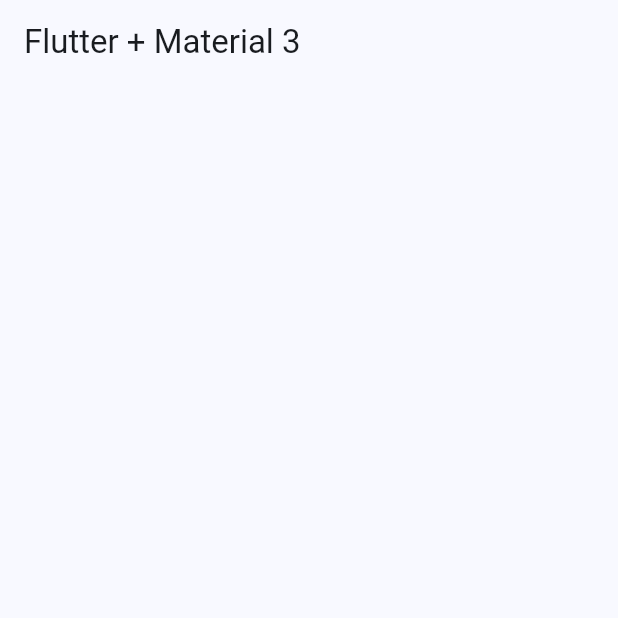
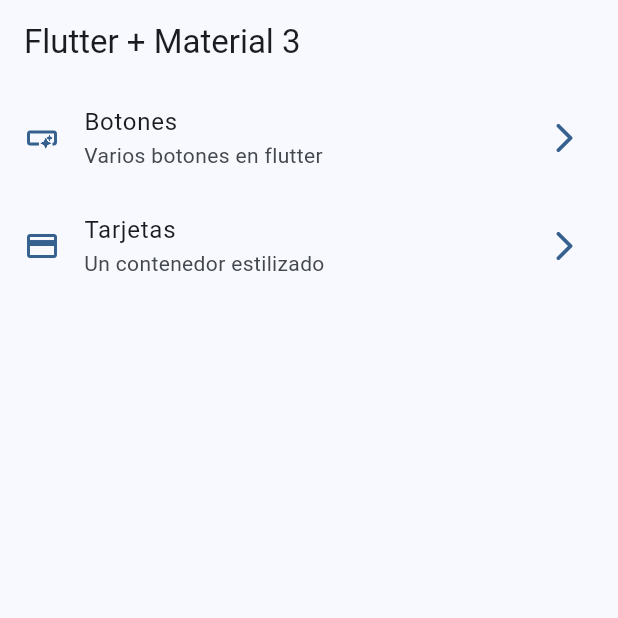
Before and after one commit to Jonagarme/WidgetsApp, a Flutter app: the screen it shows after launch, on a phone screen of 412 x 824 dp, the top half of it. Run offline on Flutter 3.47's test engine with Material 2 defaults, Android fonts, the phone set to English and light mode, and no system bars.

Commit message:
Home screen implementado

```diff
--- a/lib/config/menu/menu_items.dart
+++ b/lib/config/menu/menu_items.dart
@@ -14,7 +14,7 @@ class MenuItem {
   });
 }
 
-const appMenuItem = <MenuItem>[
+const appMenuItems = <MenuItem>[
   MenuItem(
     title: 'Botones',
     subTitle: 'Varios botones en flutter',
--- a/lib/presentation/screens/home/home_screen.dart
+++ b/lib/presentation/screens/home/home_screen.dart
@@ -1,4 +1,5 @@
 import 'package:flutter/material.dart';
+import 'package:widgets_app/config/menu/menu_items.dart';
 
 class HomeScreen extends StatelessWidget {
   const HomeScreen({super.key});
@@ -9,6 +10,50 @@ class HomeScreen extends StatelessWidget {
       appBar: AppBar(
         title: const Text('Flutter + Material 3'),
       ),
+      body: const _HomeView(),
     );
   }
 }
+
+class _HomeView extends StatelessWidget {
+  const _HomeView();
+
+  @override
+  Widget build(BuildContext context) {
+    return ListView.builder(
+      itemCount: appMenuItems.length,
+      itemBuilder: (context, index) {
+        final menuItem = appMenuItems[index];
+
+        return _CustomLIstTitle(menuItem: menuItem);
+      },
+    );
+  }
+}
+
+class _CustomLIstTitle extends StatelessWidget {
+  const _CustomLIstTitle({
+    required this.menuItem,
+  });
+
+  final MenuItem menuItem;
+
+  @override
+  Widget build(BuildContext context) {
+    final colors = Theme.of(context).colorScheme;
+
+    return ListTile(
+      leading: Icon(
+        menuItem.icon,
+        color: colors.primary,
+      ),
+      trailing: Icon(
+        Icons.arrow_forward_ios_rounded,
+        color: colors.primary,
+      ),
+      title: Text(menuItem.title),
+      subtitle: Text(menuItem.subTitle),
+      onTap: () {},
+    );
+  }
+}
```
